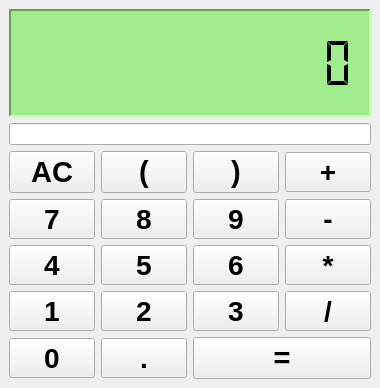
This is files/window.ui in ksharindam/qalculator as Qt 5 draws it before an edit. The edited form follows.
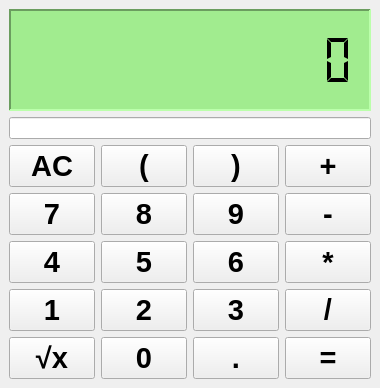
This is the edited form.

```diff
--- a/files/window.ui
+++ b/files/window.ui
@@ -55,7 +55,7 @@
          <widget class="QPushButton" name="minus">
           <property name="font">
            <font>
-            <pointsize>21</pointsize>
+            <pointsize>22</pointsize>
             <weight>75</weight>
             <bold>true</bold>
            </font>
@@ -75,7 +75,7 @@
          <widget class="QPushButton" name="multiply">
           <property name="font">
            <font>
-            <pointsize>21</pointsize>
+            <pointsize>22</pointsize>
             <weight>75</weight>
             <bold>true</bold>
            </font>
@@ -95,7 +95,7 @@
          <widget class="QPushButton" name="b2">
           <property name="font">
            <font>
-            <pointsize>21</pointsize>
+            <pointsize>22</pointsize>
             <weight>75</weight>
             <bold>true</bold>
            </font>
@@ -115,7 +115,7 @@
          <widget class="QPushButton" name="b1">
           <property name="font">
            <font>
-            <pointsize>21</pointsize>
+            <pointsize>22</pointsize>
             <weight>75</weight>
             <bold>true</bold>
            </font>
@@ -135,7 +135,7 @@
          <widget class="QPushButton" name="b5">
           <property name="font">
            <font>
-            <pointsize>21</pointsize>
+            <pointsize>22</pointsize>
             <weight>75</weight>
             <bold>true</bold>
            </font>
@@ -155,7 +155,7 @@
          <widget class="QPushButton" name="b3">
           <property name="font">
            <font>
-            <pointsize>21</pointsize>
+            <pointsize>22</pointsize>
             <weight>75</weight>
             <bold>true</bold>
            </font>
@@ -175,7 +175,7 @@
          <widget class="QPushButton" name="b6">
           <property name="font">
            <font>
-            <pointsize>21</pointsize>
+            <pointsize>22</pointsize>
             <weight>75</weight>
             <bold>true</bold>
            </font>
@@ -195,7 +195,7 @@
          <widget class="QPushButton" name="b9">
           <property name="font">
            <font>
-            <pointsize>21</pointsize>
+            <pointsize>22</pointsize>
             <weight>75</weight>
             <bold>true</bold>
            </font>
@@ -215,7 +215,7 @@
          <widget class="QPushButton" name="b4">
           <property name="font">
            <font>
-            <pointsize>21</pointsize>
+            <pointsize>22</pointsize>
             <weight>75</weight>
             <bold>true</bold>
            </font>
@@ -235,7 +235,7 @@
          <widget class="QPushButton" name="divide">
           <property name="font">
            <font>
-            <pointsize>21</pointsize>
+            <pointsize>22</pointsize>
             <weight>75</weight>
             <bold>true</bold>
            </font>
@@ -255,7 +255,7 @@
          <widget class="QPushButton" name="b8">
           <property name="font">
            <font>
-            <pointsize>21</pointsize>
+            <pointsize>22</pointsize>
             <weight>75</weight>
             <bold>true</bold>
            </font>
@@ -275,7 +275,7 @@
          <widget class="QPushButton" name="b7">
           <property name="font">
            <font>
-            <pointsize>21</pointsize>
+            <pointsize>22</pointsize>
             <weight>75</weight>
             <bold>true</bold>
            </font>
@@ -295,7 +295,7 @@
          <widget class="QPushButton" name="plus">
           <property name="font">
            <font>
-            <pointsize>21</pointsize>
+            <pointsize>22</pointsize>
             <weight>75</weight>
             <bold>true</bold>
            </font>
@@ -362,47 +362,7 @@
           </property>
          </widget>
         </item>
-        <item row="4" column="0">
-         <widget class="QPushButton" name="b0">
-          <property name="font">
-           <font>
-            <pointsize>21</pointsize>
-            <weight>75</weight>
-            <bold>true</bold>
-           </font>
-          </property>
-          <property name="autoFillBackground">
-           <bool>false</bool>
-          </property>
-          <property name="text">
-           <string>0</string>
-          </property>
-          <property name="shortcut">
-           <string>0</string>
-          </property>
-         </widget>
-        </item>
-        <item row="4" column="1">
-         <widget class="QPushButton" name="point">
-          <property name="font">
-           <font>
-            <pointsize>21</pointsize>
-            <weight>75</weight>
-            <bold>true</bold>
-           </font>
-          </property>
-          <property name="autoFillBackground">
-           <bool>false</bool>
-          </property>
-          <property name="text">
-           <string>.</string>
-          </property>
-          <property name="shortcut">
-           <string>.</string>
-          </property>
-         </widget>
-        </item>
-        <item row="4" column="2" colspan="2">
+        <item row="4" column="3">
          <widget class="QPushButton" name="equals">
           <property name="font">
            <font>
@@ -419,6 +379,60 @@
           </property>
          </widget>
         </item>
+        <item row="4" column="2">
+         <widget class="QPushButton" name="point">
+          <property name="font">
+           <font>
+            <pointsize>22</pointsize>
+            <weight>75</weight>
+            <bold>true</bold>
+           </font>
+          </property>
+          <property name="autoFillBackground">
+           <bool>false</bool>
+          </property>
+          <property name="text">
+           <string>.</string>
+          </property>
+          <property name="shortcut">
+           <string>.</string>
+          </property>
+         </widget>
+        </item>
+        <item row="4" column="1">
+         <widget class="QPushButton" name="b0">
+          <property name="font">
+           <font>
+            <pointsize>22</pointsize>
+            <weight>75</weight>
+            <bold>true</bold>
+           </font>
+          </property>
+          <property name="autoFillBackground">
+           <bool>false</bool>
+          </property>
+          <property name="text">
+           <string>0</string>
+          </property>
+          <property name="shortcut">
+           <string>0</string>
+          </property>
+         </widget>
+        </item>
+        <item row="4" column="0">
+         <widget class="QPushButton" name="root">
+          <property name="font">
+           <font>
+            <pointsize>22</pointsize>
+            <weight>75</weight>
+            <bold>true</bold>
+           </font>
+          </property>
+          <property name="text">
+           <string>√x</string>
+          </property>
+         </widget>
+        </item>
        </layout>
       </item>
      </layout>
```
